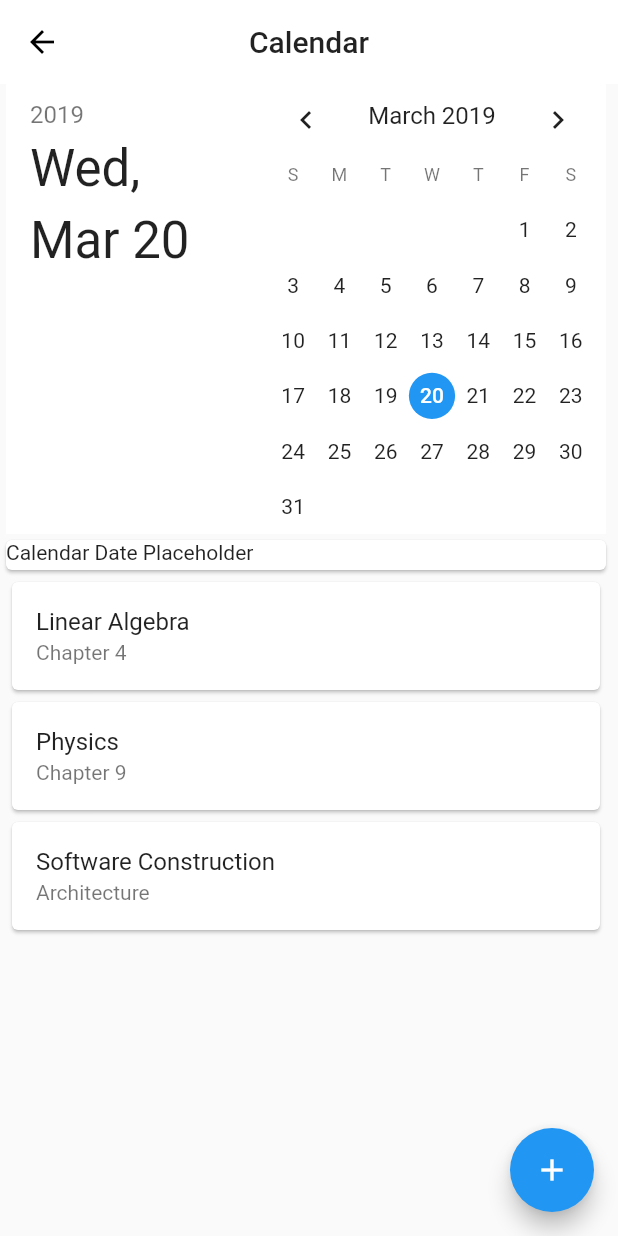
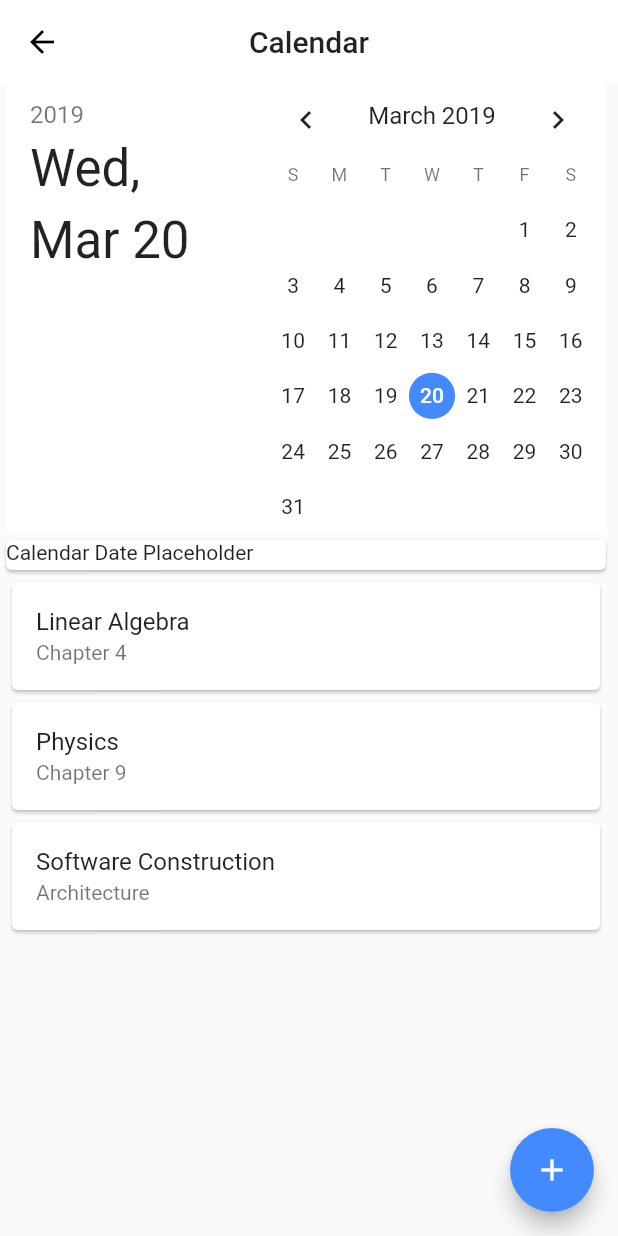
Before and after one commit to Renzo-Olivares/dash, a Flutter app: the Calendar screen opened directly, on a phone screen of 412 x 824 dp. Run offline on Flutter 3.47's test engine with Material 2 defaults, Android fonts, the phone set to English and light mode, and no system bars; our stand-ins replace auto_size_text.

Commit message:
TF-9 #add delete icon for both directions of swipe animatedlist_widget: add secondary background for dismissable main: change accent icon theme to blueaccent

```diff
--- a/lib/animatedlist_widget.dart
+++ b/lib/animatedlist_widget.dart
@@ -38,12 +38,23 @@ class _AnimatedTaskListState extends State<AnimatedTaskList> {
                   (BuildContext context, int index, Animation animation) {
                 return Dismissible(
                     key: ValueKey("placeholder"), //make key index of list
-                    onDismissed: null,
+                    onDismissed: (both){
+
+                    },
                     background: Card(
+                        child: Container(
+                          alignment: Alignment.centerLeft,
+                            padding: EdgeInsets.only(left: 20.0),
+                            color: Colors.blueAccent,
+                            child: Icon(
+                              Icons.delete,
+                              color: Colors.white,
+                            ))),
+                    secondaryBackground: Card(
                         child: Container(
                       alignment: Alignment.centerRight,
                       padding: EdgeInsets.only(right: 20.0),
-                      color: Colors.red,
+                      color: Colors.blueAccent,
                       child: Icon(Icons.delete, color: Colors.white),
                     )),
                     child: Card(
--- a/lib/main.dart
+++ b/lib/main.dart
@@ -16,7 +16,8 @@ class MyApp extends StatelessWidget {
     return new MaterialApp(
         title: 'Dash',
         home: Homenav(),
-        theme: new ThemeData(primaryColor: Colors.white));
+        theme: new ThemeData(primaryColor: Colors.white,
+        accentColor: Colors.blueAccent));
   }
 
   void _updateNavigationBarIconBrightness() async {
```
